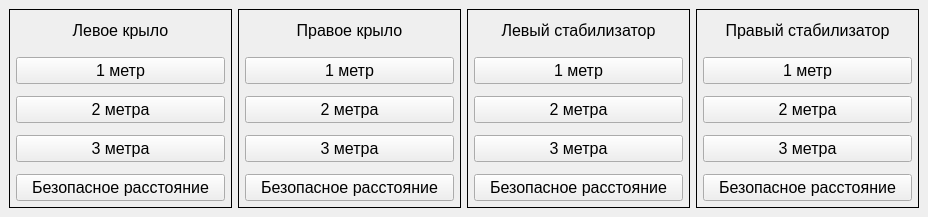
The window that src/gui/res/mainwindow.ui (Hryapusek/airplane-distance-detector) describes before a commit, drawn with Qt 5.
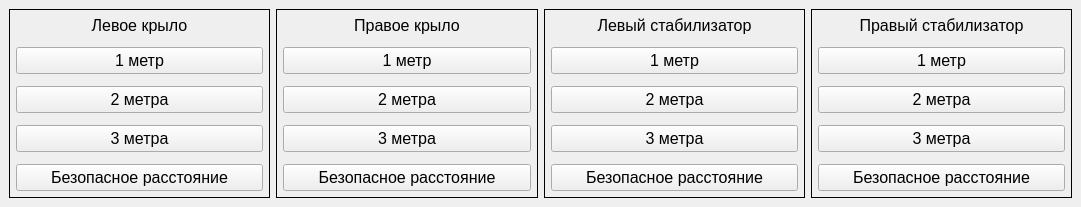
The same window after the commit.

The edit to the form file:
```diff
--- a/src/gui/res/mainwindow.ui
+++ b/src/gui/res/mainwindow.ui
@@ -6,8 +6,8 @@
    <rect>
     <x>0</x>
     <y>0</y>
-    <width>928</width>
-    <height>217</height>
+    <width>1081</width>
+    <height>207</height>
    </rect>
   </property>
   <property name="sizePolicy">
@@ -82,6 +82,12 @@
          </item>
          <item>
           <widget class="QPushButton" name="lw_1m_btn">
+           <property name="sizePolicy">
+            <sizepolicy hsizetype="Minimum" vsizetype="Expanding">
+             <horstretch>0</horstretch>
+             <verstretch>0</verstretch>
+            </sizepolicy>
+           </property>
            <property name="minimumSize">
             <size>
              <width>0</width>
@@ -100,6 +106,12 @@
          </item>
          <item>
           <widget class="QPushButton" name="lw_2m_btn">
+           <property name="sizePolicy">
+            <sizepolicy hsizetype="Minimum" vsizetype="Expanding">
+             <horstretch>0</horstretch>
+             <verstretch>0</verstretch>
+            </sizepolicy>
+           </property>
            <property name="minimumSize">
             <size>
              <width>0</width>
@@ -118,6 +130,12 @@
          </item>
          <item>
           <widget class="QPushButton" name="lw_3m_btn">
+           <property name="sizePolicy">
+            <sizepolicy hsizetype="Minimum" vsizetype="Expanding">
+             <horstretch>0</horstretch>
+             <verstretch>0</verstretch>
+            </sizepolicy>
+           </property>
            <property name="minimumSize">
             <size>
              <width>0</width>
@@ -136,6 +154,12 @@
          </item>
          <item>
           <widget class="QPushButton" name="lw_safe_btn">
+           <property name="sizePolicy">
+            <sizepolicy hsizetype="Minimum" vsizetype="Expanding">
+             <horstretch>0</horstretch>
+             <verstretch>0</verstretch>
+            </sizepolicy>
+           </property>
            <property name="minimumSize">
             <size>
              <width>0</width>
@@ -215,6 +239,12 @@
          </item>
          <item>
           <widget class="QPushButton" name="rw_1m_btn">
+           <property name="sizePolicy">
+            <sizepolicy hsizetype="Minimum" vsizetype="Expanding">
+             <horstretch>0</horstretch>
+             <verstretch>0</verstretch>
+            </sizepolicy>
+           </property>
            <property name="minimumSize">
             <size>
              <width>0</width>
@@ -233,6 +263,12 @@
          </item>
          <item>
           <widget class="QPushButton" name="rw_2m_btn">
+           <property name="sizePolicy">
+            <sizepolicy hsizetype="Minimum" vsizetype="Expanding">
+             <horstretch>0</horstretch>
+             <verstretch>0</verstretch>
+            </sizepolicy>
+           </property>
            <property name="minimumSize">
             <size>
              <width>0</width>
@@ -251,6 +287,12 @@
          </item>
          <item>
           <widget class="QPushButton" name="rw_3m_btn">
+           <property name="sizePolicy">
+            <sizepolicy hsizetype="Minimum" vsizetype="Expanding">
+             <horstretch>0</horstretch>
+             <verstretch>0</verstretch>
+            </sizepolicy>
+           </property>
            <property name="minimumSize">
             <size>
              <width>0</width>
@@ -269,6 +311,12 @@
          </item>
          <item>
           <widget class="QPushButton" name="rw_safe_btn">
+           <property name="sizePolicy">
+            <sizepolicy hsizetype="Minimum" vsizetype="Expanding">
+             <horstretch>0</horstretch>
+             <verstretch>0</verstretch>
+            </sizepolicy>
+           </property>
            <property name="minimumSize">
             <size>
              <width>0</width>
@@ -348,6 +396,12 @@
          </item>
          <item>
           <widget class="QPushButton" name="ls_1m_btn">
+           <property name="sizePolicy">
+            <sizepolicy hsizetype="Minimum" vsizetype="Expanding">
+             <horstretch>0</horstretch>
+             <verstretch>0</verstretch>
+            </sizepolicy>
+           </property>
            <property name="minimumSize">
             <size>
              <width>0</width>
@@ -366,6 +420,12 @@
          </item>
          <item>
           <widget class="QPushButton" name="ls_2m_btn">
+           <property name="sizePolicy">
+            <sizepolicy hsizetype="Minimum" vsizetype="Expanding">
+             <horstretch>0</horstretch>
+             <verstretch>0</verstretch>
+            </sizepolicy>
+           </property>
            <property name="minimumSize">
             <size>
              <width>0</width>
@@ -384,6 +444,12 @@
          </item>
          <item>
           <widget class="QPushButton" name="ls_3m_btn">
+           <property name="sizePolicy">
+            <sizepolicy hsizetype="Minimum" vsizetype="Expanding">
+             <horstretch>0</horstretch>
+             <verstretch>0</verstretch>
+            </sizepolicy>
+           </property>
            <property name="minimumSize">
             <size>
              <width>0</width>
@@ -402,6 +468,12 @@
          </item>
          <item>
           <widget class="QPushButton" name="ls_safe_btn">
+           <property name="sizePolicy">
+            <sizepolicy hsizetype="Minimum" vsizetype="Expanding">
+             <horstretch>0</horstretch>
+             <verstretch>0</verstretch>
+            </sizepolicy>
+           </property>
            <property name="minimumSize">
             <size>
              <width>0</width>
@@ -481,6 +553,12 @@
          </item>
          <item>
           <widget class="QPushButton" name="rs_1m_btn">
+           <property name="sizePolicy">
+            <sizepolicy hsizetype="Minimum" vsizetype="Expanding">
+             <horstretch>0</horstretch>
+             <verstretch>0</verstretch>
+            </sizepolicy>
+           </property>
            <property name="minimumSize">
             <size>
              <width>0</width>
@@ -499,6 +577,12 @@
          </item>
          <item>
           <widget class="QPushButton" name="rs_2m_btn">
+           <property name="sizePolicy">
+            <sizepolicy hsizetype="Minimum" vsizetype="Expanding">
+             <horstretch>0</horstretch>
+             <verstretch>0</verstretch>
+            </sizepolicy>
+           </property>
            <property name="minimumSize">
             <size>
              <width>0</width>
@@ -517,6 +601,12 @@
          </item>
          <item>
           <widget class="QPushButton" name="rs_3m_btn">
+           <property name="sizePolicy">
+            <sizepolicy hsizetype="Minimum" vsizetype="Expanding">
+             <horstretch>0</horstretch>
+             <verstretch>0</verstretch>
+            </sizepolicy>
+           </property>
            <property name="minimumSize">
             <size>
              <width>0</width>
@@ -535,6 +625,12 @@
          </item>
          <item>
           <widget class="QPushButton" name="rs_safe_btn">
+           <property name="sizePolicy">
+            <sizepolicy hsizetype="Minimum" vsizetype="Expanding">
+             <horstretch>0</horstretch>
+             <verstretch>0</verstretch>
+            </sizepolicy>
+           </property>
            <property name="minimumSize">
             <size>
              <width>0</width>
```
